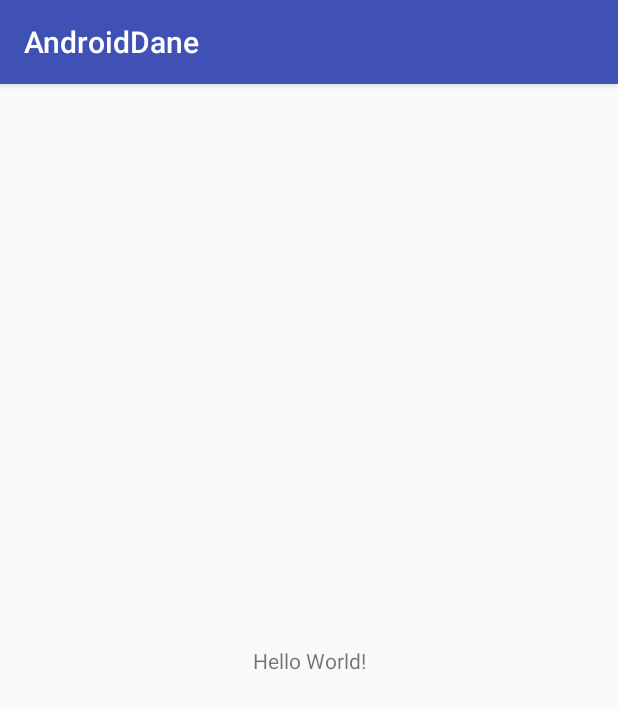
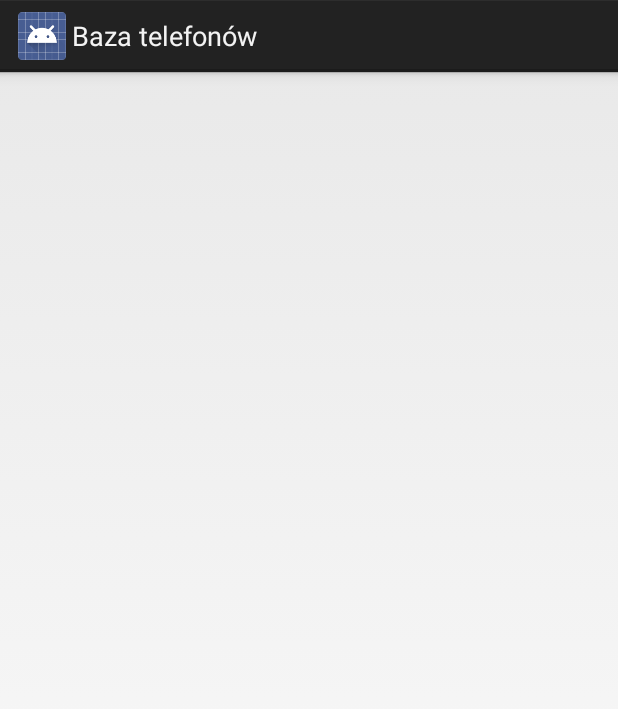
Before and after one commit to patrykglegola/AndroidData, an Android app: the screen it shows after launch (MainActivity), on a phone screen of 412 x 824 dp. Shown: the top 709 px of the screen. Run offline under Robolectric (Android 15) with nearby library versions, the phone set to English and light mode, and no system bars; 1 statement that could not run was skipped.

Commit message:
Updated app theme and activity_main layout

```diff
--- a/app/src/main/AndroidManifest.xml
+++ b/app/src/main/AndroidManifest.xml
@@ -5,7 +5,7 @@
     <application
         android:allowBackup="true"
         android:icon="@mipmap/ic_launcher"
-        android:label="@string/app_name"
+        android:label="Baza telefonów"
         android:roundIcon="@mipmap/ic_launcher_round"
         android:supportsRtl="true"
         android:theme="@style/AppTheme">
--- a/app/src/main/res/layout/activity_main.xml
+++ b/app/src/main/res/layout/activity_main.xml
@@ -1,18 +1,9 @@
 <?xml version="1.0" encoding="utf-8"?>
-<android.support.constraint.ConstraintLayout xmlns:android="http://schemas.android.com/apk/res/android"
-    xmlns:app="http://schemas.android.com/apk/res-auto"
+<LinearLayout xmlns:android="http://schemas.android.com/apk/res/android"
     xmlns:tools="http://schemas.android.com/tools"
     android:layout_width="match_parent"
     android:layout_height="match_parent"
     tools:context="pg.androiddane.MainActivity">
 
-    <TextView
-        android:layout_width="wrap_content"
-        android:layout_height="wrap_content"
-        android:text="Hello World!"
-        app:layout_constraintBottom_toBottomOf="parent"
-        app:layout_constraintLeft_toLeftOf="parent"
-        app:layout_constraintRight_toRightOf="parent"
-        app:layout_constraintTop_toTopOf="parent" />
 
-</android.support.constraint.ConstraintLayout>
+</LinearLayout>
--- a/app/src/main/res/values/styles.xml
+++ b/app/src/main/res/values/styles.xml
@@ -1,7 +1,7 @@
 <resources>
 
     <!-- Base application theme. -->
-    <style name="AppTheme" parent="Theme.AppCompat.Light.DarkActionBar">
+    <style name="AppTheme" parent="android:Theme.Holo.Light.DarkActionBar">
         <!-- Customize your theme here. -->
         <item name="colorPrimary">@color/colorPrimary</item>
         <item name="colorPrimaryDark">@color/colorPrimaryDark</item>
```
